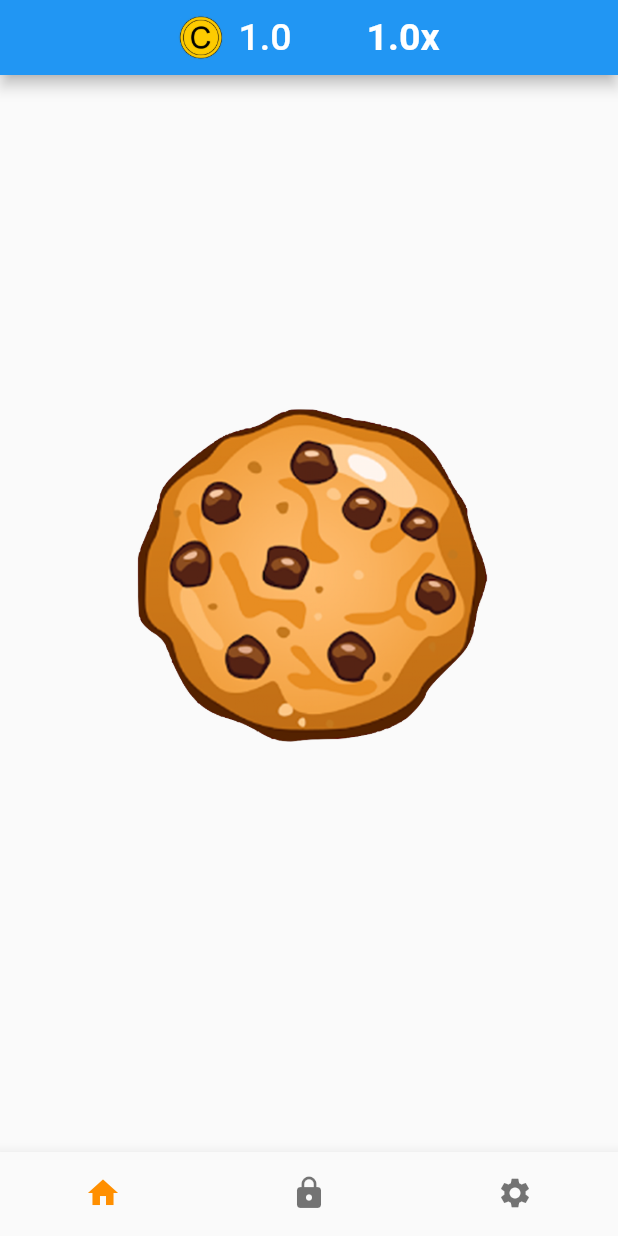
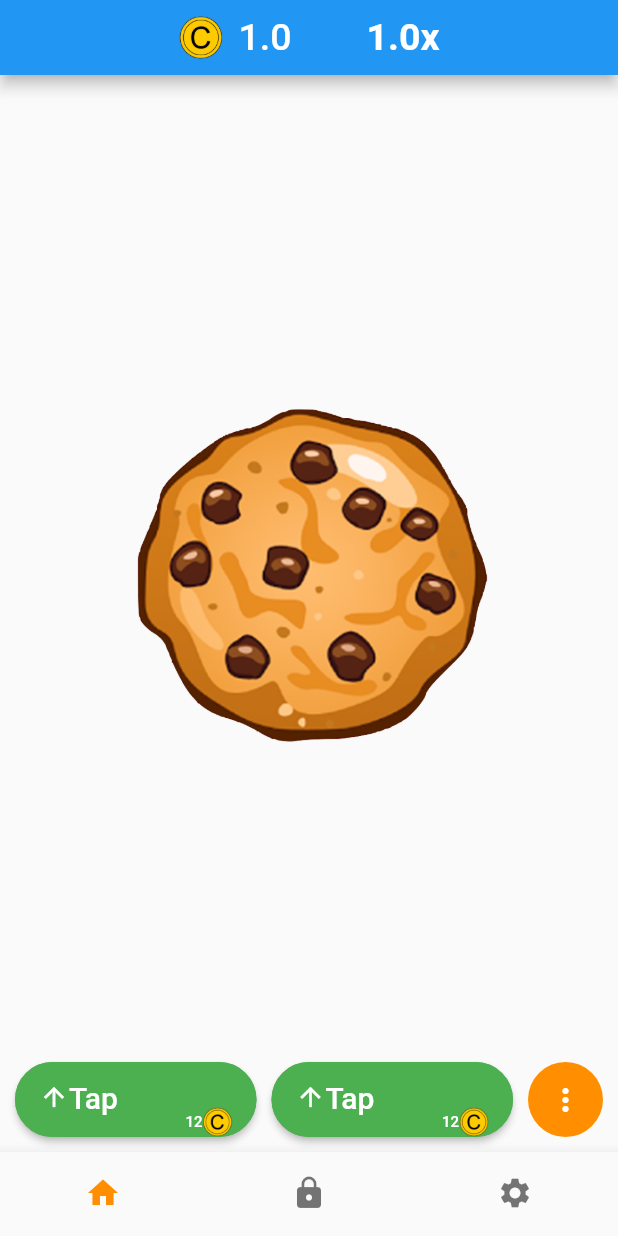
Before and after one commit to KidProf/ordinary-idle, a Flutter app: the screen it shows after launch, on a phone screen of 412 x 824 dp. Run offline on Flutter 3.47's test engine with Material 2 defaults, Android fonts, the phone set to English and light mode, and no system bars; our stand-ins replace fluttertoast, hive, hive_flutter, tuple; missing offline and left inert: restart_app; accounts and stored records are empty.

Commit message:
started creating shop functionality, but stuck at OOP

```diff
--- a/lib/MyApp.dart
+++ b/lib/MyApp.dart
@@ -16,6 +16,7 @@ import 'package:ordinary_idle/partials/ValueHeader.dart';
 import 'package:ordinary_idle/util/Money.dart';
 import 'package:ordinary_idle/util/Secrets.dart';
 import 'package:ordinary_idle/util/MyToast.dart';
+import 'package:ordinary_idle/util/Shops.dart';
 
 // import 'partials/1cookie.dart';
 
@@ -47,8 +48,9 @@ class MyStatefulWidget extends StatefulWidget {
 class _MyStatefulWidgetState extends State<MyStatefulWidget> {
   final Money pMoney = Money();
   late Secrets pSecrets;
+  late Shops pShops = Shops(pMoney);
   late final List<Widget> _widgetOptions = <Widget>[
-    Home(pSecrets, pMoney.addCoins),
+    Home(pSecrets, pMoney),
     SecretsPage(pSecrets),
     // Achievements(pSecrets),
     Settings(pSecrets),
--- a/lib/main.dart
+++ b/lib/main.dart
@@ -17,6 +17,7 @@ void main() async {
 
   await Hive.openBox('player');
   await Hive.openBox('currentSecrets');
+  await Hive.openBox('purchases');
   runApp(
     RestartWidget(
       child: MyApp(),
--- a/lib/model/CurrentSecretV1.dart
+++ b/lib/model/CurrentSecretV1.dart
@@ -1,6 +1,3 @@
-//CurrentSecretsV1 model:
-// List<CurrentSecretV1>
-
 import 'package:hive/hive.dart';
 
 part 'CurrentSecretV1.g.dart';
@@ -30,3 +27,6 @@ class CurrentSecretV1 {
     required this.totalStages,
   });
 }
+
+//CurrentSecretsV1 model:
+// Map<int,CurrentSecretV1>
--- a/lib/pages/home.dart
+++ b/lib/pages/home.dart
@@ -1,20 +1,27 @@
 import 'package:flutter/material.dart';
 import 'package:ordinary_idle/partials/1cookie/CookieBackground.dart';
+import 'package:ordinary_idle/partials/ShopComponent.dart';
+import 'package:ordinary_idle/util/Money.dart';
 import 'package:ordinary_idle/util/Secrets.dart';
 
 class Home extends StatelessWidget {
-  final Function addCoins;
+  final Money pMoney;
   final Secrets pSecrets;
 
-  Home(this.pSecrets, this.addCoins, {Key? key}) : super(key: key) {
-    // game = Cookie(addCoins);
-    //  idk why it is bugged
-  }
+  Home(this.pSecrets, this.pMoney, {Key? key}) : super(key: key);
 
   static const TextStyle optionStyle = TextStyle(fontSize: 30, fontWeight: FontWeight.bold);
 
   @override
   Widget build(BuildContext context) {
-    return CookieBackground(pSecrets, addCoins);
+    return Container(
+      alignment: Alignment.topCenter,
+      child: Column(
+        children: [
+          Expanded(child: CookieBackground(pSecrets, pMoney.addCoins)),
+          Container(height: 70, child: ShopComponent(pMoney)),
+        ],
+      ),
+    );
   }
 }
--- a/lib/pages/settings.dart
+++ b/lib/pages/settings.dart
@@ -24,7 +24,9 @@ class Settings extends StatelessWidget {
             style: titleStyle,
           ),
           ElevatedButton(
-            style: ButtonStyle(backgroundColor: MaterialStateProperty.all<Color>(Colors.red),),
+            style: ButtonStyle(
+              backgroundColor: MaterialStateProperty.all<Color>(Colors.red),
+            ),
             onPressed: () async {
               //Delete Hive
               // Hive.deleteFromDisk();
@@ -40,7 +42,7 @@ class Settings extends StatelessWidget {
           ElevatedButton(
             onPressed: () async {
               //Delete Hive storage related to secrets
-              await Hive.box('player').put("completedSecrets",<int>[]);
+              await Hive.box('player').put("completedSecrets", <int>[]);
               await Hive.box('currentSecrets').clear();
               //Initialize deleted boxes
               await Hive.openBox('currentSecrets');
--- a/lib/partials/1cookie/CookieBackground.dart
+++ b/lib/partials/1cookie/CookieBackground.dart
@@ -119,7 +119,6 @@ class _CookieBackgroundState extends State<CookieBackground> {
     return result <= 0;
   }
 
-
   Widget _swipeDetectorSecret3(Widget child) {
     return SwipeDetector(
       onSwipeUp: widget.pSecrets.secretDoable(3)
--- /dev/null
+++ b/lib/partials/HotbarShop.dart
@@ -0,0 +1,64 @@
+import 'package:flutter/material.dart';
+
+class HotbarShop extends StatelessWidget {
+  final int id;
+  const HotbarShop(this.id, {Key? key}) : super(key: key);
+
+  static final ButtonStyle greenRounded = ButtonStyle(
+    backgroundColor: MaterialStateProperty.all<Color>(Colors.green),
+    shape: MaterialStateProperty.all<RoundedRectangleBorder>(
+      RoundedRectangleBorder(
+        borderRadius: BorderRadius.circular(50.0),
+        side: BorderSide(color: Colors.green),
+      ),
+    ),
+  );
+
+  @override
+  Widget build(BuildContext context) {
+    return Expanded(
+      child: SizedBox(
+        height: 50,
+        child: ElevatedButton(
+          style: greenRounded,
+          child: Stack(
+            children: [
+              Positioned(
+                left: 0,
+                top: 12,
+                child: Row(
+                  children: [
+                    const Icon(Icons.arrow_upward, size: 20),
+                    Text(
+                      "Tap",
+                      style: TextStyle(fontSize: 20),
+                    ),
+                  ],
+                  mainAxisAlignment: MainAxisAlignment.start,
+                ),
+              ),
+              Positioned(
+                right: 0,
+                bottom: 0,
+                child: Row(
+                  children: [
+                    Text("12", style: TextStyle(fontSize: 10)),
+                    const Image(
+                      image: AssetImage('assets/images/coin.png'),
+                      width: 20,
+                      height: 20,
+                    ),
+                  ],
+                  mainAxisAlignment: MainAxisAlignment.end,
+                ),
+              ),
+            ],
+          ),
+          onPressed: () {
+            print("Hello world");
+          },
+        ),
+      ),
+    );
+  }
+}
--- /dev/null
+++ b/lib/partials/ShopComponent.dart
@@ -0,0 +1,37 @@
+import 'package:flutter/material.dart';
+import 'package:ordinary_idle/partials/HotbarShop.dart';
+import 'package:ordinary_idle/util/Money.dart';
+
+class ShopComponent extends StatelessWidget {
+  final Money pMoney;
+
+  const ShopComponent(this.pMoney, {Key? key}) : super(key: key);
+
+  @override
+  Widget build(BuildContext context) {
+    return Row(
+      children: [
+        const SizedBox(width: 10),
+        HotbarShop(0),
+        const SizedBox(width: 10),
+        HotbarShop(0),
+        const SizedBox(width: 10),
+        CircleAvatar(
+          backgroundColor: Colors.amber[800],
+          radius: 25,
+          child: IconButton(
+            icon: Icon(
+              Icons.more_vert,
+              color: Colors.white,
+            ),
+            onPressed: () {
+              print("goodbye world");
+            },
+          ),
+        ),
+        const SizedBox(width: 10),
+      ],
+      mainAxisAlignment: MainAxisAlignment.spaceAround,
+    );
+  }
+}
--- a/lib/util/Secrets.dart
+++ b/lib/util/Secrets.dart
@@ -208,8 +208,8 @@ class Secrets {
 }
 
 class Secret {
-  final int id;
-  final String exid;
+  final int id; //cannot be changed once initialized, or else will have problems during updates
+  final String exid; //can be changed to suit context later
   final List<int> prerequisites;
   final String title;
   final String description;
--- /dev/null
+++ b/lib/util/Shops.dart
@@ -0,0 +1,107 @@
+import 'dart:math';
+
+import 'package:flutter/material.dart';
+import 'package:fluttertoast/fluttertoast.dart';
+import 'package:hive/hive.dart';
+import 'package:ordinary_idle/model/CurrentSecretV1.dart';
+import 'package:ordinary_idle/model/PurchaseV1.dart';
+import 'package:ordinary_idle/util/CurrentVolatileSecret.dart';
+import 'package:ordinary_idle/util/Money.dart';
+import 'package:ordinary_idle/util/MyToast.dart';
+import 'package:tuple/tuple.dart';
+
+class Shops {
+  late Box purchases;
+  late List<Shop> shops;
+  final Money pMoney;
+  Map<int, CurrentVolatileSecret> currentVolatileSecrets = {};
+
+  static double _gain0(int i) => pow(1.2, i).toDouble();
+  static double _cost0(int i) => pow(1.3, i).toDouble();
+
+  Shops(this.pMoney) {
+    purchases = Hive.box("purchases");
+    shops = [
+      Shop(
+        id: 0,
+        exid: "0",
+        prerequisites: <Map<String, dynamic>>[],
+        title: "Tap",
+        description: "Increase coins per tap",
+        descriptionI: (int i) => "Increase coins per tap to ${_gain0(i)}",
+        type: "tap",
+        gain: Resource(
+          type: "tap",
+          value: _gain0,
+          callback: (int i) {
+            pMoney.updateCoinsPerTap();
+
+            return true;
+          },
+        ),
+        cost: Resource(
+          type: "money",
+          value: _cost0,
+          callback: (int i) {
+            return pMoney.subtractCoins(_cost0(i));
+          },
+        ),
+      ),
+    ];
+  }
+
+  Shop getShopById(int id) {
+    return shops.where((s) => s.id == id).first;
+  }
+
+  int getLevelById(int id) {
+    return purchases.get(id) ?? 0;
+  }
+
+  bool purchaseItem(int id) {
+    var s = getShopById(id);
+    var level = getLevelById(id);
+    var possible = s.cost.callback(level);
+    if (!possible) return false;
+    s.gain.callback(level);
+    purchases.put(id, level + 1);
+    return true;
+  }
+}
+
+class Shop {
+  final int id; //cannot be changed once initialized, or else will have problems during updates
+  final String exid; //can be changed to suit context later
+  final List<Map<String, dynamic>>
+      prerequisites; //maybe a list of ids and levels/ specific achievements/ specific achievements purchase?
+  final String title;
+  final String description;
+  final String Function(int) descriptionI;
+  final String
+      type; //"tap","idle","achievements",..., this may not be necessary because class Resource already has a type
+  final Resource gain;
+  final Resource cost;
+
+  Shop({
+    required this.id,
+    required this.exid,
+    required this.title,
+    required this.prerequisites,
+    required this.description,
+    required this.descriptionI,
+    required this.type,
+    required this.gain,
+    required this.cost,
+  });
+}
+
+class Resource {
+  final String type; //"coins","tap","idle",...
+  final double Function(int)? value;
+  //GAIN: a closed form function that returns the coins per tap/ coins per second depends on type at level i
+  //COST: a closed form functon that returns the cost to upgrade from level i to level i+1
+  final bool Function(int) callback;
+  //executes the purcahse, the return value of cost function is whether prerequisites are satisfied, the return value of gain functions should be always true
+
+  Resource({required this.type, this.value, required this.callback});
+}
```
Also changed, not shown: lib/model/PurchaseV1.dart (added, +20 -0 lines), lib/pages/SecretsPage.dart (+25 -19 lines), lib/partials/ValueHeader.dart (+13 -9 lines), lib/util/Money.dart (+16 -1 lines), lib/util/RotateDetector.dart (+9 -3 lines), lib/model/Player.dart (line endings or trailing spaces), lib/model/PurchaseV1.g.dart (added).
